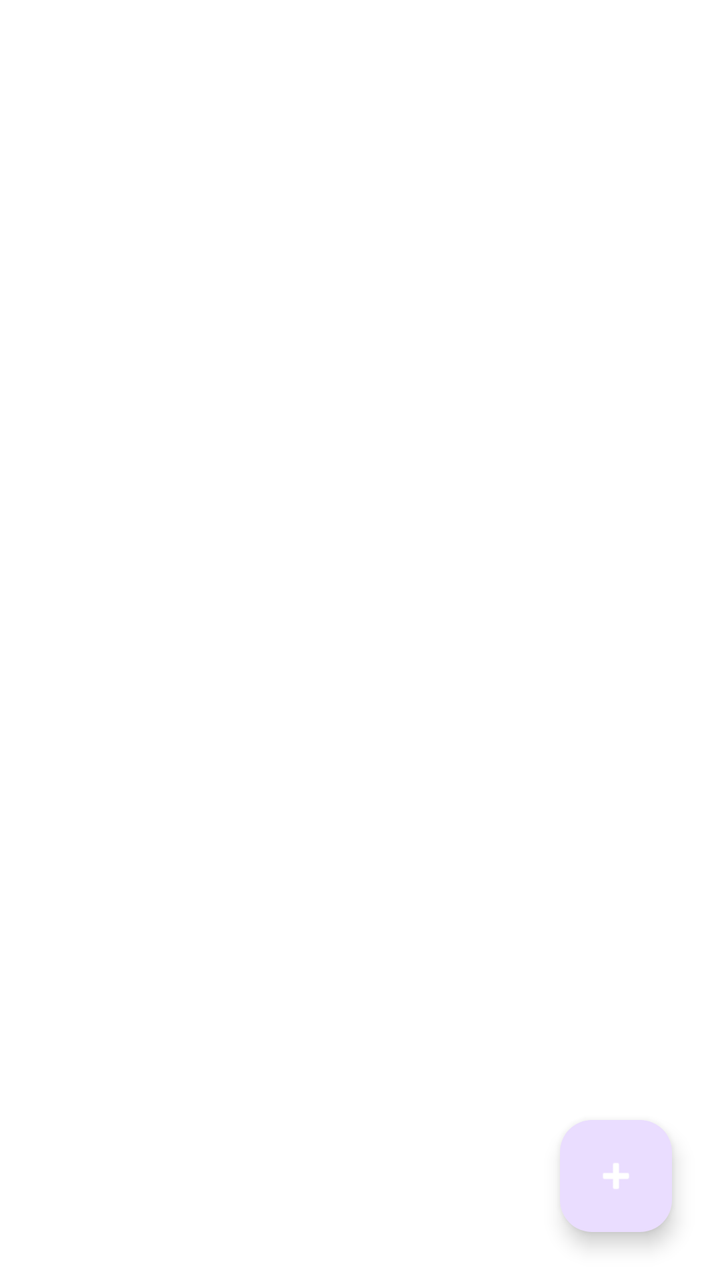
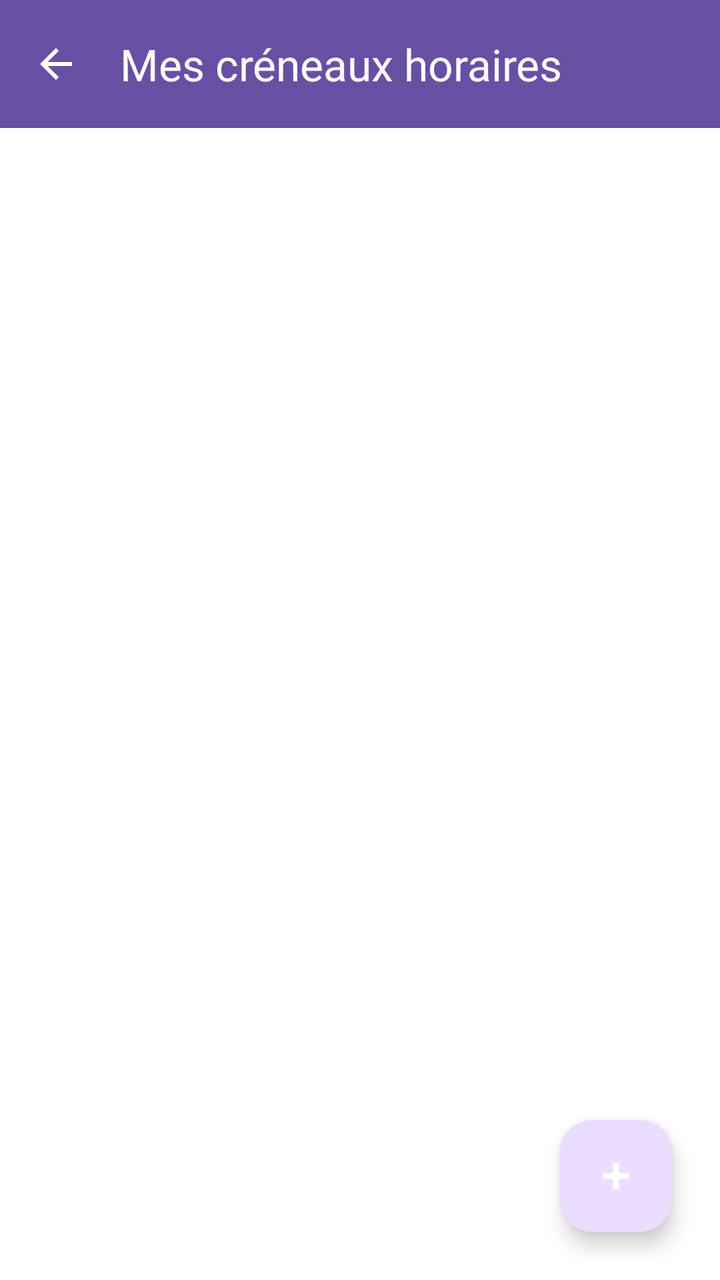

Before-and-after screenshots of an Android layout around one commit, followed by the original layout XML and the change that was made.
<!-- AndroidManifest.xml: application theme Theme.CabinetMedical -->
<!-- res/layout/activity_doctor_timeslots.xml -->
<?xml version="1.0" encoding="utf-8"?>
<RelativeLayout xmlns:android="http://schemas.android.com/apk/res/android"
    xmlns:app="http://schemas.android.com/apk/res-auto"
    android:layout_width="match_parent"
    android:layout_height="match_parent"
    android:background="@color/white">

    
    <androidx.recyclerview.widget.RecyclerView
        android:id="@+id/recycler_view"
        android:layout_width="match_parent"
        android:layout_height="match_parent"
        android:padding="16dp"
        android:clipToPadding="false" />

    
    <com.google.android.material.floatingactionbutton.FloatingActionButton
        android:id="@+id/fab_add"
        android:layout_width="wrap_content"
        android:layout_height="wrap_content"
        android:layout_alignParentEnd="true"
        android:layout_alignParentBottom="true"
        android:layout_margin="24dp"
        android:src="@android:drawable/ic_input_add"
        android:contentDescription="Ajouter un créneau"
        app:tint="@color/white" />

    
    <ProgressBar
        android:id="@+id/progress_bar"
        android:layout_width="wrap_content"
        android:layout_height="wrap_content"
        android:layout_centerInParent="true"
        android:visibility="gone" />

    
    <TextView
        android:id="@+id/error_message"
        android:layout_width="match_parent"
        android:layout_height="wrap_content"
        android:layout_centerInParent="true"
        android:layout_margin="24dp"
        android:visibility="gone"
        android:text="Erreur de chargement"
        android:textColor="@color/error"
        android:textSize="16sp"
        android:gravity="center"
        android:padding="16dp" />

    
    <TextView
        android:id="@+id/empty_message"
        android:layout_width="wrap_content"
        android:layout_height="wrap_content"
        android:layout_centerInParent="true"
        android:visibility="gone"
        android:text="Aucun créneau configuré.\nAppuyez sur + pour en ajouter."
        android:textSize="16sp"
        android:textColor="@color/text_secondary"
        android:gravity="center" />

</RelativeLayout>
<!-- resources referenced by this layout -->
<resources>
  <color name="error">#F44336</color>
  <color name="text_secondary">#757575</color>
  <color name="white">#FFFFFFFF</color>
  <style name="Theme.CabinetMedical" parent="Base.Theme.CabinetMedical" />
  <style name="Base.Theme.CabinetMedical" parent="Theme.Material3.DayNight.NoActionBar">
          
          
      </style>
</resources>

<!-- the commit's change to res/layout/activity_doctor_timeslots.xml (unified diff, before → after) -->
@@ -1,62 +1,87 @@
 <?xml version="1.0" encoding="utf-8"?>
-<RelativeLayout xmlns:android="http://schemas.android.com/apk/res/android"
+<LinearLayout xmlns:android="http://schemas.android.com/apk/res/android"
     xmlns:app="http://schemas.android.com/apk/res-auto"
     android:layout_width="match_parent"
     android:layout_height="match_parent"
+    android:orientation="vertical"
     android:background="@color/white">
 
     
-    <androidx.recyclerview.widget.RecyclerView
-        android:id="@+id/recycler_view"
+    <com.google.android.material.appbar.MaterialToolbar
+        android:id="@+id/toolbar"
         android:layout_width="match_parent"
-        android:layout_height="match_parent"
-        android:padding="16dp"
-        android:clipToPadding="false" />
+        android:layout_height="?attr/actionBarSize"
+        android:background="?attr/colorPrimary"
+        app:title="Mes créneaux horaires"
+        app:titleTextColor="@android:color/white"
+        app:navigationIcon="?attr/homeAsUpIndicator"
+        app:navigationIconTint="@android:color/white" />
 
     
-    <com.google.android.material.floatingactionbutton.FloatingActionButton
-        android:id="@+id/fab_add"
-        android:layout_width="wrap_content"
-        android:layout_height="wrap_content"
-        android:layout_alignParentEnd="true"
-        android:layout_alignParentBottom="true"
-        android:layout_margin="24dp"
-        android:src="@android:drawable/ic_input_add"
-        android:contentDescription="Ajouter un créneau"
-        app:tint="@color/white" />
+    <androidx.coordinatorlayout.widget.CoordinatorLayout
+        android:layout_width="match_parent"
+        android:layout_height="0dp"
+        android:layout_weight="1">
 
-    
-    <ProgressBar
-        android:id="@+id/progress_bar"
-        android:layout_width="wrap_content"
-        android:layout_height="wrap_content"
-        android:layout_centerInParent="true"
-        android:visibility="gone" />
+        <FrameLayout
+            android:layout_width="match_parent"
+            android:layout_height="match_parent">
 
-    
-    <TextView
-        android:id="@+id/error_message"
-        android:layout_width="match_parent"
-        android:layout_height="wrap_content"
-        android:layout_centerInParent="true"
-        android:layout_margin="24dp"
-        android:visibility="gone"
-        android:text="Erreur de chargement"
-        android:textColor="@color/error"
-        android:textSize="16sp"
-        android:gravity="center"
-        android:padding="16dp" />
+            
+            <androidx.recyclerview.widget.RecyclerView
+                android:id="@+id/recycler_view"
+                android:layout_width="match_parent"
+                android:layout_height="match_parent"
+                android:padding="16dp"
+                android:clipToPadding="false" />
 
-    
-    <TextView
-        android:id="@+id/empty_message"
-        android:layout_width="wrap_content"
-        android:layout_height="wrap_content"
-        android:layout_centerInParent="true"
-        android:visibility="gone"
-        android:text="Aucun créneau configuré.\nAppuyez sur + pour en ajouter."
-        android:textSize="16sp"
-        android:textColor="@color/text_secondary"
-        android:gravity="center" />
+            
+            <ProgressBar
+                android:id="@+id/progress_bar"
+                android:layout_width="wrap_content"
+                android:layout_height="wrap_content"
+                android:layout_gravity="center"
+                android:visibility="gone" />
 
-</RelativeLayout>
+            
+            <TextView
+                android:id="@+id/error_message"
+                android:layout_width="match_parent"
+                android:layout_height="wrap_content"
+                android:layout_gravity="center"
+                android:layout_margin="24dp"
+                android:visibility="gone"
+                android:text="Erreur de chargement"
+                android:textColor="@color/error"
+                android:textSize="16sp"
+                android:gravity="center"
+                android:padding="16dp" />
+
+            
+            <TextView
+                android:id="@+id/empty_message"
+                android:layout_width="wrap_content"
+                android:layout_height="wrap_content"
+                android:layout_gravity="center"
+                android:visibility="gone"
+                android:text="Aucun créneau configuré.\nAppuyez sur + pour en ajouter."
+                android:textSize="16sp"
+                android:textColor="@color/text_secondary"
+                android:gravity="center" />
+
+        </FrameLayout>
+
+        
+        <com.google.android.material.floatingactionbutton.FloatingActionButton
+            android:id="@+id/fab_add"
+            android:layout_width="wrap_content"
+            android:layout_height="wrap_content"
+            android:layout_gravity="bottom|end"
+            android:layout_margin="24dp"
+            android:src="@android:drawable/ic_input_add"
+            android:contentDescription="Ajouter un créneau"
+            app:tint="@color/white" />
+
+    </androidx.coordinatorlayout.widget.CoordinatorLayout>
+
+</LinearLayout>
